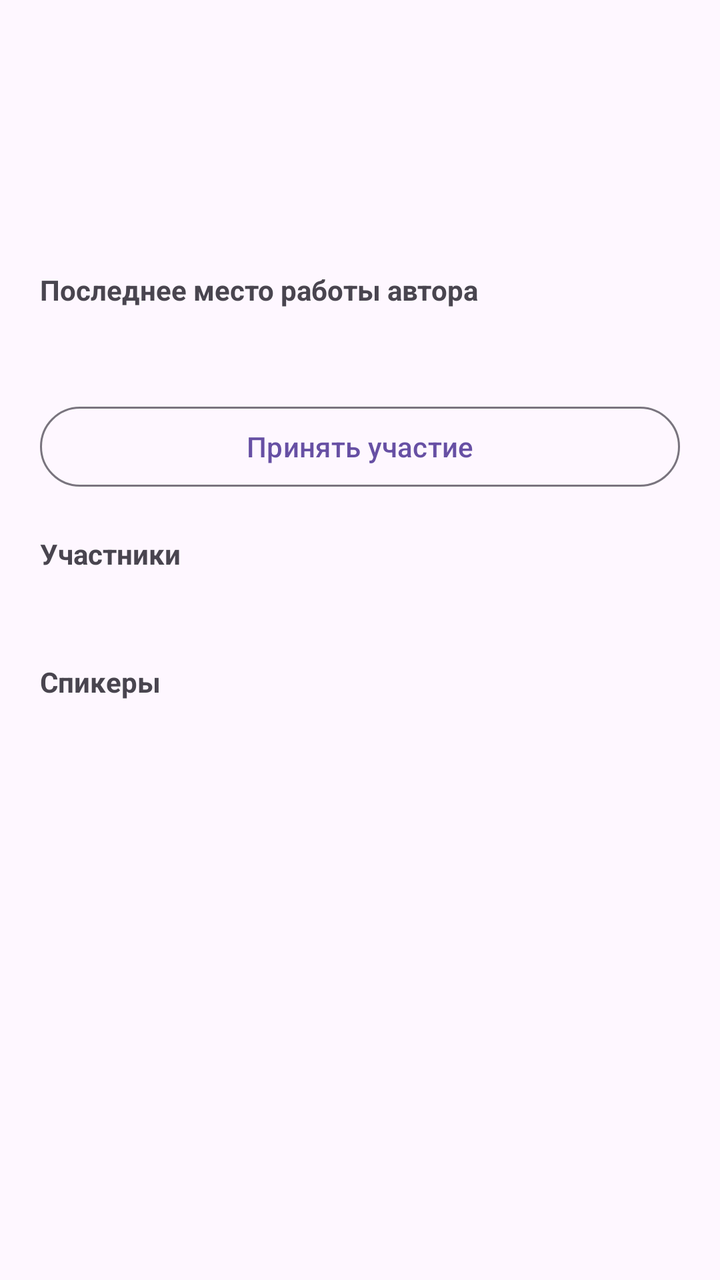
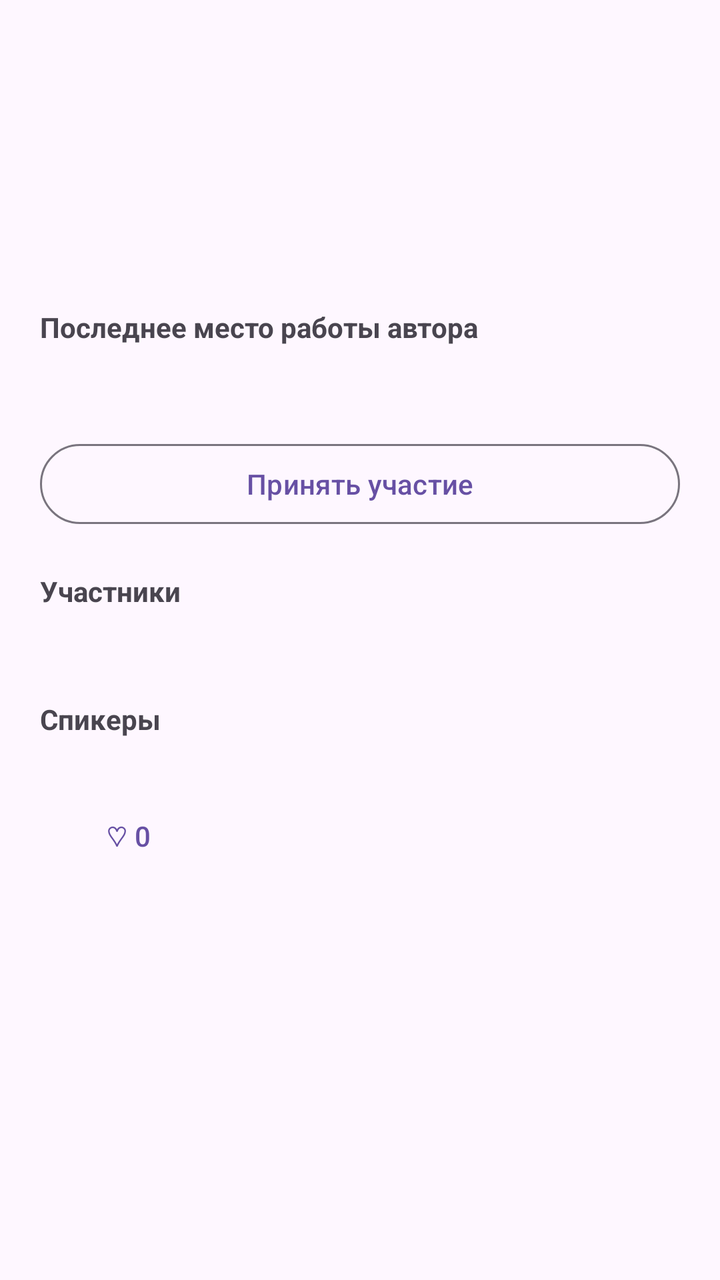

Compare the two renders of this Android layout. The source of the first and the diff that turns it into the second are given below.
<!-- AndroidManifest.xml: application theme Theme.NeWork -->
<!-- res/layout/screen_event_detail.xml -->
<?xml version="1.0" encoding="utf-8"?>
<ScrollView xmlns:android="http://schemas.android.com/apk/res/android"
    android:layout_width="match_parent"
    android:layout_height="match_parent"
    android:fillViewport="true">

    <LinearLayout
        android:layout_width="match_parent"
        android:layout_height="wrap_content"
        android:orientation="vertical"
        android:padding="20dp">

        <TextView
            android:id="@+id/detail_author"
            android:layout_width="match_parent"
            android:layout_height="wrap_content"
            android:textAppearance="?attr/textAppearanceTitleLarge"
            android:textStyle="bold" />

        <TextView
            android:id="@+id/detail_date"
            android:layout_width="match_parent"
            android:layout_height="wrap_content"
            android:layout_marginTop="4dp"
            android:textAppearance="?attr/textAppearanceBodySmall" />

        <TextView
            android:id="@+id/detail_content"
            android:layout_width="match_parent"
            android:layout_height="wrap_content"
            android:layout_marginTop="20dp"
            android:textAppearance="?attr/textAppearanceBodyLarge" />

        <ImageView
            android:id="@+id/detail_attachment_image"
            android:layout_width="match_parent"
            android:layout_height="220dp"
            android:layout_marginTop="16dp"
            android:contentDescription="@string/detail_event_attachment_image"
            android:scaleType="centerCrop"
            android:visibility="gone" />

        <com.google.android.material.button.MaterialButton
            android:id="@+id/detail_attachment_open"
            style="@style/Widget.Material3.Button.OutlinedButton"
            android:layout_width="match_parent"
            android:layout_height="wrap_content"
            android:layout_marginTop="8dp"
            android:text="@string/attachment_open_video"
            android:visibility="gone" />

        <TextView
            android:id="@+id/detail_link"
            android:layout_width="match_parent"
            android:layout_height="wrap_content"
            android:layout_marginTop="8dp"
            android:textColor="?attr/colorPrimary"
            android:visibility="gone" />

        <TextView
            android:layout_width="match_parent"
            android:layout_height="wrap_content"
            android:layout_marginTop="24dp"
            android:text="@string/detail_author_job_title"
            android:textStyle="bold" />

        <TextView
            android:id="@+id/detail_author_job"
            android:layout_width="match_parent"
            android:layout_height="wrap_content"
            android:layout_marginTop="6dp" />

        <com.google.android.material.button.MaterialButton
            android:id="@+id/participation_button"
            style="@style/Widget.Material3.Button.OutlinedButton"
            android:layout_width="match_parent"
            android:layout_height="wrap_content"
            android:layout_marginTop="20dp"
            android:text="@string/event_join" />

        <TextView
            android:layout_width="match_parent"
            android:layout_height="wrap_content"
            android:layout_marginTop="20dp"
            android:text="@string/detail_participants_title"
            android:textStyle="bold" />

        <TextView
            android:id="@+id/detail_participants"
            android:layout_width="match_parent"
            android:layout_height="wrap_content"
            android:layout_marginTop="6dp" />

        <TextView
            android:layout_width="match_parent"
            android:layout_height="wrap_content"
            android:layout_marginTop="20dp"
            android:text="@string/detail_speakers_title"
            android:textStyle="bold" />

        <TextView
            android:id="@+id/detail_speakers"
            android:layout_width="match_parent"
            android:layout_height="wrap_content"
            android:layout_marginTop="6dp" />

        <com.google.android.material.button.MaterialButton
            android:id="@+id/detail_map_button"
            style="@style/Widget.Material3.Button.OutlinedButton"
            android:layout_width="match_parent"
            android:layout_height="wrap_content"
            android:layout_marginTop="20dp"
            android:text="@string/detail_open_map"
            android:visibility="gone" />
    </LinearLayout>
</ScrollView>
<!-- resources referenced by this layout -->
<resources>
  <string name="attachment_open_video">Открыть видео</string>
  <string name="detail_author_job_title">Последнее место работы автора</string>
  <string name="detail_event_attachment_image">Изображение события</string>
  <string name="detail_open_map">Открыть место на карте</string>
  <string name="detail_participants_title">Участники</string>
  <string name="detail_speakers_title">Спикеры</string>
  <string name="event_join">Принять участие</string>
  <style name="Theme.NeWork" parent="Theme.Material3.DayNight.NoActionBar">
          <item name="colorPrimary">@color/nework_primary</item>
          <item name="colorOnPrimary">@color/nework_on_primary</item>
          <item name="colorSecondary">@color/nework_secondary</item>
      </style>
  <color name="nework_primary">#6750A4</color>
  <color name="nework_on_primary">#FFFFFF</color>
  <color name="nework_secondary">#625B71</color>
</resources>

<!-- the commit's change to res/layout/screen_event_detail.xml (unified diff, before → after) -->
@@ -10,12 +10,57 @@
         android:orientation="vertical"
         android:padding="20dp">
 
+        <ProgressBar
+            android:id="@+id/detail_progress"
+            android:layout_width="wrap_content"
+            android:layout_height="wrap_content"
+            android:layout_gravity="center_horizontal"
+            android:visibility="gone" />
+
         <TextView
-            android:id="@+id/detail_author"
+            android:id="@+id/detail_error"
             android:layout_width="match_parent"
             android:layout_height="wrap_content"
-            android:textAppearance="?attr/textAppearanceTitleLarge"
-            android:textStyle="bold" />
+            android:visibility="gone" />
+
+        <com.google.android.material.button.MaterialButton
+            android:id="@+id/detail_retry"
+            android:layout_width="wrap_content"
+            android:layout_height="wrap_content"
+            android:text="@string/retry"
+            android:visibility="gone" />
+
+        <LinearLayout
+            android:layout_width="match_parent"
+            android:layout_height="wrap_content"
+            android:gravity="center_vertical"
+            android:orientation="horizontal">
+
+            <ImageView
+                android:id="@+id/detail_avatar"
+                android:layout_width="48dp"
+                android:layout_height="48dp"
+                android:layout_marginEnd="12dp"
+                android:scaleType="centerCrop"
+                android:contentDescription="@string/user_avatar" />
+
+            <TextView
+                android:id="@+id/detail_author"
+                android:layout_width="0dp"
+                android:layout_height="wrap_content"
+                android:layout_weight="1"
+                android:textAppearance="?attr/textAppearanceTitleLarge"
+                android:textStyle="bold" />
+
+            <ImageButton
+                android:id="@+id/detail_menu"
+                android:layout_width="48dp"
+                android:layout_height="48dp"
+                android:background="?attr/selectableItemBackgroundBorderless"
+                android:contentDescription="@string/event_menu"
+                android:src="@android:drawable/ic_menu_more"
+                android:visibility="gone" />
+        </LinearLayout>
 
         <TextView
             android:id="@+id/detail_date"
@@ -105,6 +150,20 @@
             android:layout_marginTop="6dp" />
 
         <com.google.android.material.button.MaterialButton
+            android:id="@+id/detail_likes"
+            style="@style/Widget.Material3.Button.TextButton"
+            android:layout_width="wrap_content"
+            android:layout_height="wrap_content"
+            android:text="@string/likes_initial" />
+
+        <FrameLayout
+            android:id="@+id/detail_map"
+            android:layout_width="match_parent"
+            android:layout_height="220dp"
+            android:layout_marginTop="20dp"
+            android:visibility="gone" />
+
+        <com.google.android.material.button.MaterialButton
             android:id="@+id/detail_map_button"
             style="@style/Widget.Material3.Button.OutlinedButton"
             android:layout_width="match_parent"
<!-- resource entries referenced after the edit -->
@@ -7,6 +7,10 @@
   <string name="detail_participants_title">Участники</string>
   <string name="detail_speakers_title">Спикеры</string>
   <string name="event_join">Принять участие</string>
+  <string name="event_menu">Меню события</string>
+  <string name="likes_initial">♡ 0</string>
+  <string name="retry">Повторить</string>
+  <string name="user_avatar">Аватар пользователя</string>
   <style name="Theme.NeWork" parent="Theme.Material3.DayNight.NoActionBar">
           <item name="colorPrimary">@color/nework_primary</item>
           <item name="colorOnPrimary">@color/nework_on_primary</item>
